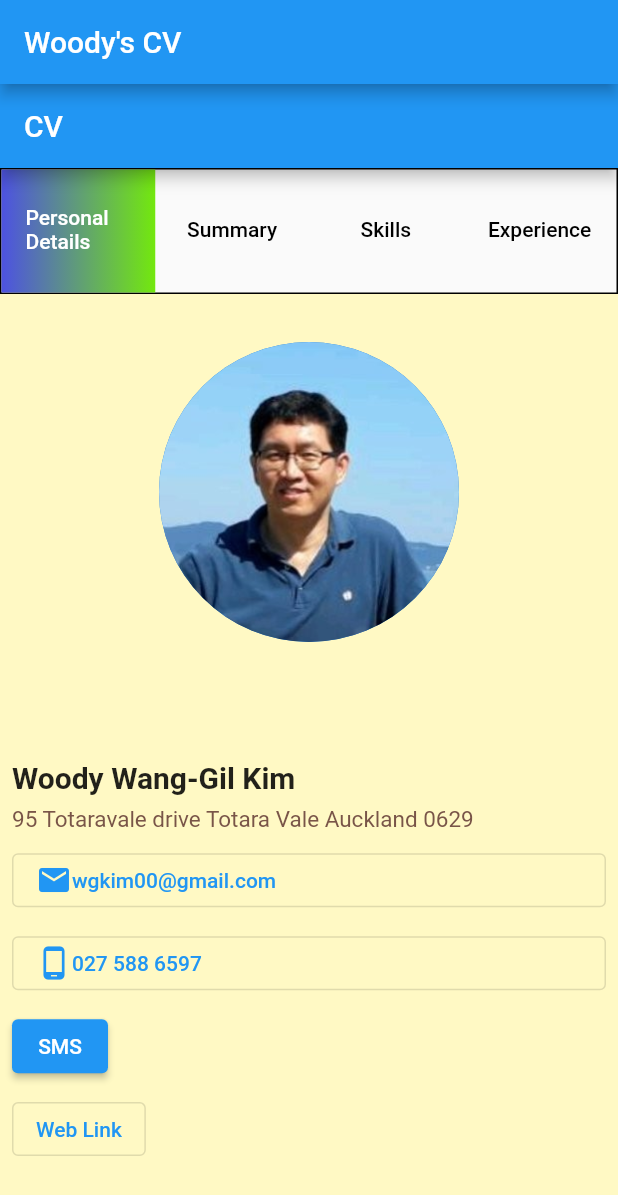
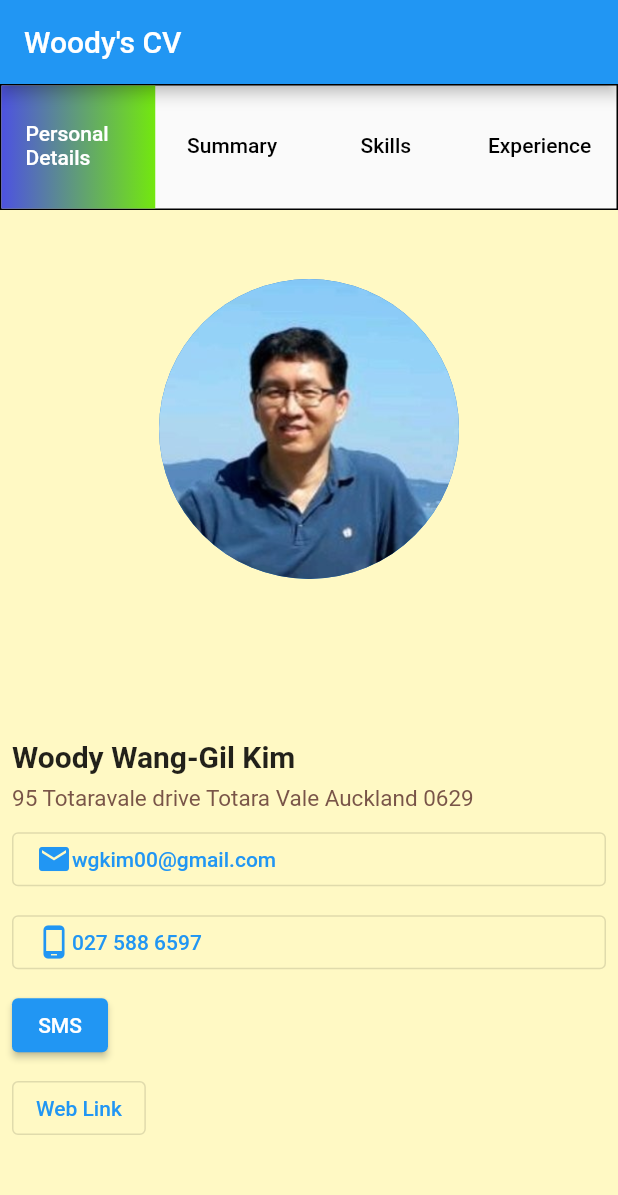
Before and after one commit to nzwgkim/my_cv, a Flutter app: the screen it shows after launch, on a phone screen of 412 x 824 dp. Shown: the top 1195 px of the screen. Run offline on Flutter 3.47's test engine with Material 2 defaults, Android fonts, the phone set to English and light mode, and no system bars; our stand-ins replace google_maps_flutter.

Commit message:
remove appbar

```diff
--- a/lib/app/myCvTabPage.dart
+++ b/lib/app/myCvTabPage.dart
@@ -23,11 +23,11 @@ class _TabPageState extends State<TabPage> with TickerProviderStateMixin {
   @override
   Widget build(BuildContext context) {
     return Scaffold(
-      appBar: AppBar(
-        title: Text(
-          'CV',
-        ),
-      ),
+      // appBar: AppBar(
+      //   title: Text(
+      //     'CV',
+      //   ),
+      // ),
       body: Column(
         children: [
           Container(
```
